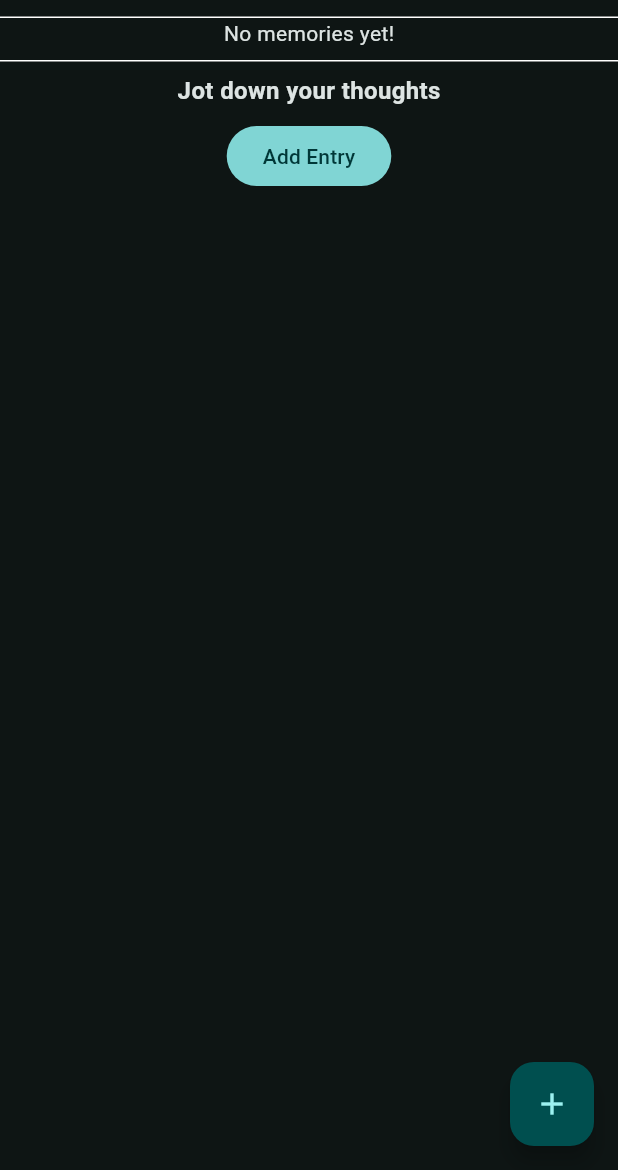
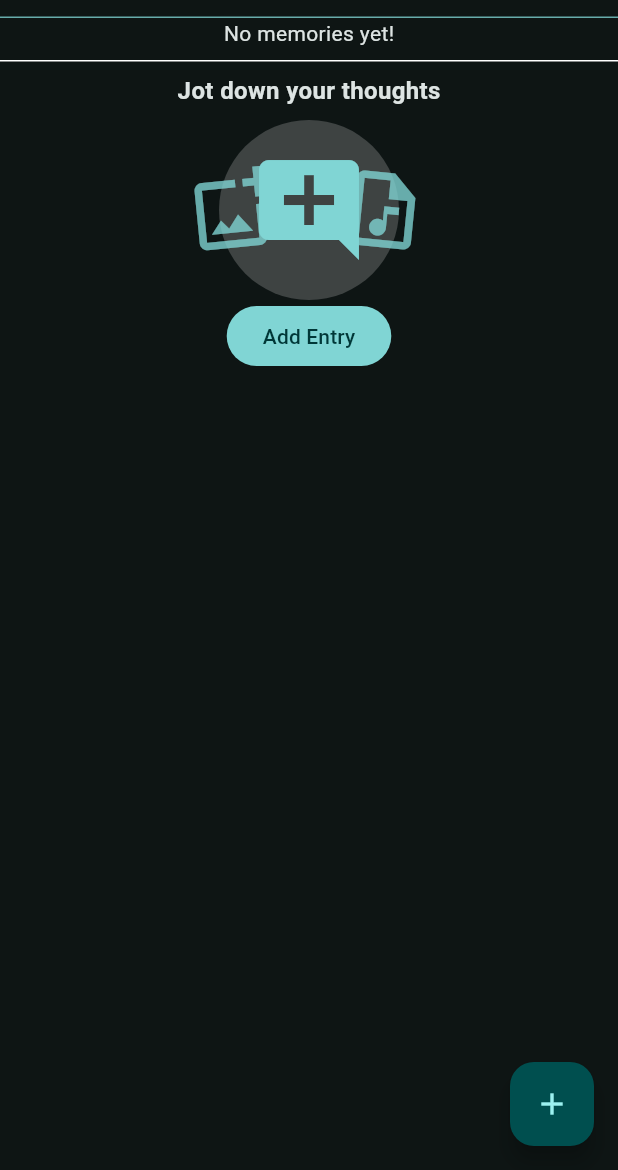
Before and after one commit to Amalshaheen/thought_trail, a Flutter app: the screen it shows after launch, on a phone screen of 412 x 824 dp, the part 66-1236 px from its top. Run offline on Flutter 3.47's test engine with Material 3 defaults, Android fonts, the phone set to English and light mode, and no system bars; our stand-ins replace audio_video_progress_bar, audioplayers, flutter_bloc, flutter_sticky_header, fluttertoast, fpdart and 6 more; missing offline and left inert: image_size_getter, record; accounts and stored records are empty; generated files the repository leaves out were written again.

Commit message:
feat: enhance TimelinePage layout with improved theming and add visual elements

```diff
--- a/lib/presentation/timeline/timeline_page.dart
+++ b/lib/presentation/timeline/timeline_page.dart
@@ -1,3 +1,4 @@
+import 'dart:developer';
 import 'dart:ui';
 
 import 'package:flutter/material.dart';
@@ -36,7 +37,7 @@ class TimelinePage extends StatelessWidget {
             shrinkWrap: true,
             slivers: [
               SliverAppBar(
-                backgroundColor: Colors.transparent,
+                backgroundColor: Theme.of(context).canvasColor.withAlpha(200),
                 title: Text('ThoughtTrail'),
                 pinned: true,
                 flexibleSpace: ClipRect(
@@ -47,11 +48,11 @@ class TimelinePage extends StatelessWidget {
                     ),
                   ),
                 ),
-                bottom: const PreferredSize(
+                bottom: PreferredSize(
                   preferredSize: Size.fromHeight(0),
                   child: Divider(
                     height: 1,
-                    color: Colors.white,
+                    color: Theme.of(context).colorScheme.primary.withAlpha(200),
                   ),
                 ),
                 actions: [
@@ -67,17 +68,8 @@ class TimelinePage extends StatelessWidget {
                 ),
                 loadSuccess: (memoriesList) {
                   final memories = memoriesList;
-                  return BlocListener<MemoryWatcherBloc, MemoryWatcherState>(
-                    listener: (context, state) {
-                      context.read<MemoryWatcherBloc>().hasFetched
-                          ? scrollController.jumpTo(
-                              scrollController.position.maxScrollExtent,
-                            )
-                          : null;
-                    },
-                    child: MemoriesListWidget(
-                      memories: memories,
-                    ),
+                  return MemoriesListWidget(
+                    memories: memories,
                   );
                 },
                 loadFailure: (failure) => SliverToBoxAdapter(
@@ -124,6 +116,42 @@ class TodayEntryWidget extends StatelessWidget {
           ),
         ),
         const SizedBox(height: 8),
+        Stack(
+          alignment: Alignment.center,
+          children: [
+            CircleAvatar(
+              radius: 60,
+              backgroundColor: Theme.of(context).highlightColor,
+            ),
+            Transform.translate(
+              offset: Offset(-50, 0),
+              child: Transform.rotate(
+                angle: -0.1,
+                child: Icon(
+                  Icons.add_photo_alternate_outlined,
+                  size: 60,
+                  color: Theme.of(context).colorScheme.primary.withAlpha(200),
+                ),
+              ),
+            ),
+            Transform.translate(
+              offset: Offset(50, 0),
+              child: Transform.rotate(
+                angle: 0.1,
+                child: Icon(
+                  Icons.audio_file_outlined,
+                  size: 60,
+                  color: Theme.of(context).colorScheme.primary.withAlpha(200),
+                ),
+              ),
+            ),
+            Icon(
+              Icons.add_comment,
+              size: 80,
+              color: Theme.of(context).colorScheme.primary,
+            ),
+          ],
+        ),
         FilledButton(
             onPressed: () => AddMemoryFAB.addMemoryBottomSheet(
                 context, TextEditingController()),
```
